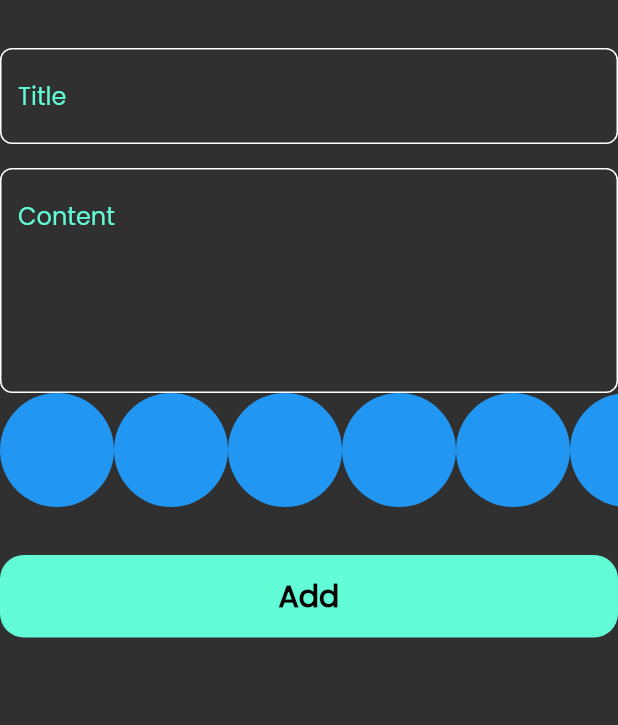
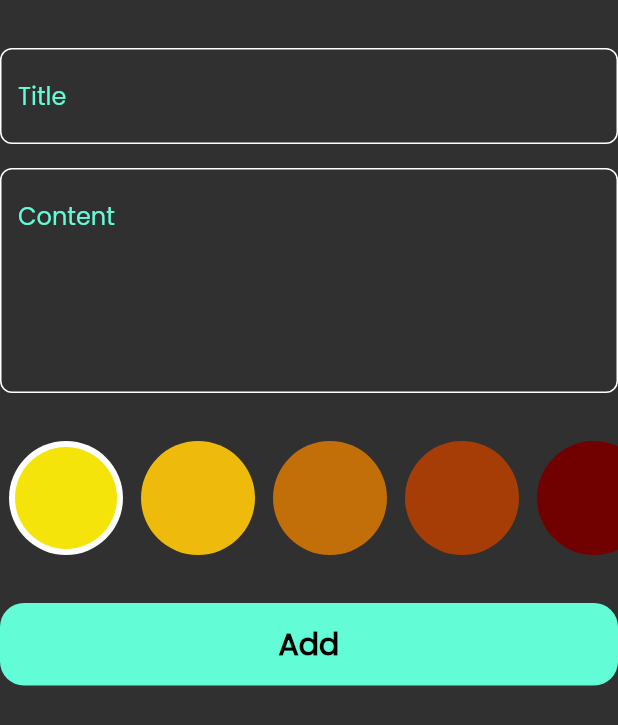
Before and after one commit to radwa-eng/notes_app, a Flutter app: the AddNoteForm widget shown alone on an empty page, opened directly, on a phone screen of 412 x 824 dp. Shown: the top 725 px of the screen. Run offline on Flutter 3.47's test engine with Material 2 defaults, Android fonts, the phone set to English and light mode, and no system bars; our stand-ins replace bloc, flutter_bloc, hive, hive_flutter; accounts and stored records are empty.

Commit message:
colors list view part2

```diff
--- a/lib/views/colors_listview.dart
+++ b/lib/views/colors_listview.dart
@@ -1,29 +1,65 @@
 import 'package:flutter/material.dart';
 
 class ColorItem extends StatelessWidget {
-  const ColorItem({super.key});
+  const ColorItem({super.key, required this.isActive, required this.color});
+  final bool isActive;
+  final Color color;
 
   @override
   Widget build(BuildContext context) {
-    return const CircleAvatar(
-      backgroundColor: Colors.blue,
-      radius: 38,
-    );
+    return isActive
+        ? CircleAvatar(
+            backgroundColor: Colors.white,
+            radius: 38,
+            child: CircleAvatar(backgroundColor: color, radius: 34),
+          )
+        : CircleAvatar(
+            backgroundColor: color,
+            radius: 38,
+          );
   }
 }
 
-class ColorsListView extends StatelessWidget {
-  const ColorsListView({super.key});
+class ColorsListView extends StatefulWidget {
+  const ColorsListView({
+    super.key,
+  });
 
+  @override
+  State<ColorsListView> createState() => _ColorsListViewState();
+}
+
+class _ColorsListViewState extends State<ColorsListView> {
+  int currentIndex = 0;
+
+  List<Color> colors = const [
+    Color(0xffF4E409),
+    Color(0xffEEBA0B),
+    Color(0xffC36F09),
+    Color(0xffA63C06),
+    Color(0xff710000),
+  ];
   @override
   Widget build(BuildContext context) {
     return SizedBox(
       height: 38 * 2,
       child: ListView.builder(
           scrollDirection: Axis.horizontal,
-          itemCount: 10,
+          itemCount: colors.length,
           itemBuilder: (context, index) {
-            return const ColorItem();
+            return Padding(
+              padding: const EdgeInsets.symmetric(horizontal: 6),
+              child: GestureDetector(
+                onTap: () {
+                  currentIndex = index;
+                  setState(() {});
+                },
+                child: ColorItem(
+                  color: colors[index],
+                  isActive: currentIndex == index,
+                ),
+              ),
+            );
           }),
     );
   }
--- a/lib/views/widgets/add_note_form.dart
+++ b/lib/views/widgets/add_note_form.dart
@@ -45,6 +45,9 @@ class _AddNoteFormState extends State<AddNoteForm> {
           hint: 'Content',
           maxline: 5,
         ),
+        const SizedBox(
+          height: 32,
+        ),
         const ColorsListView(),
         const SizedBox(
           height: 32,
```
